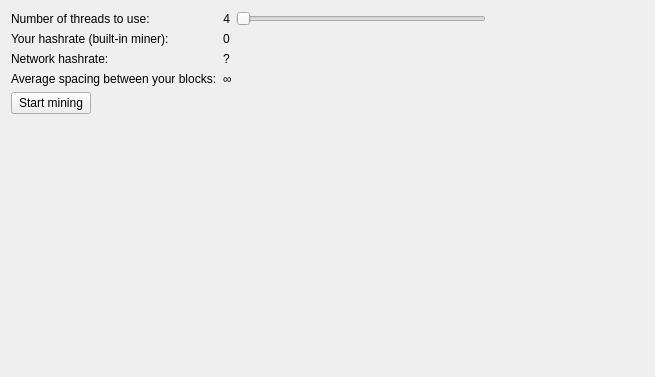
duality-solutions/Dynamic, file src/qt/forms/miningpage.ui: the form before one commit.
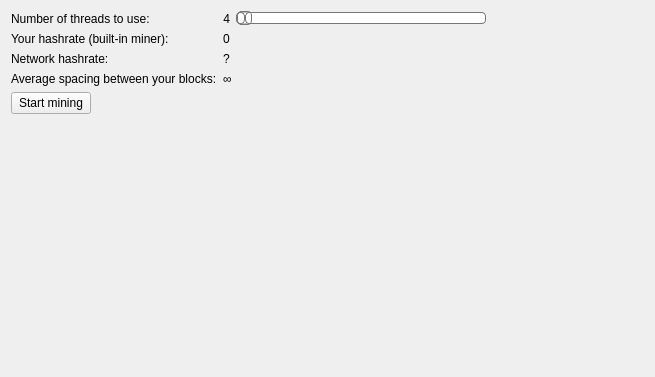
The form after the commit.

Commit message: Add sexy sliders

The edit to the form file:
```diff
--- a/src/qt/forms/miningpage.ui
+++ b/src/qt/forms/miningpage.ui
@@ -38,6 +38,64 @@
              <height>0</height>
             </size>
            </property>
+           <property name="styleSheet">
+            <string notr="true">QSlider::groove:horizontal {
+border: 1px solid #bbb;
+background: white;
+height: 10px;
+border-radius: 4px;
+}
+
+QSlider::sub-page:horizontal {
+background: qlineargradient(x1: 0, y1: 0,    x2: 0, y2: 1,
+    stop: 0 #66e, stop: 1 #bbf);
+background: qlineargradient(x1: 0, y1: 0.2, x2: 1, y2: 1,
+    stop: 0 #bbf, stop: 1 #520072);
+border: 1px solid #777;
+height: 10px;
+border-radius: 4px;
+}
+
+QSlider::add-page:horizontal {
+background: #fff;
+border: 1px solid #777;
+height: 10px;
+border-radius: 4px;
+}
+
+QSlider::handle:horizontal {
+background: qlineargradient(x1:0, y1:0, x2:1, y2:1,
+    stop:0 #eee, stop:1 #520072);
+border: 1px solid #777;
+width: 13px;
+margin-top: -2px;
+margin-bottom: -2px;
+border-radius: 4px;
+}
+
+QSlider::handle:horizontal:hover {
+background: qlineargradient(x1:0, y1:0, x2:1, y2:1,
+    stop:0 #fff, stop:1 #ddd);
+border: 1px solid #444;
+border-radius: 4px;
+}
+
+QSlider::sub-page:horizontal:disabled {
+background: #bbb;
+border-color: #999;
+}
+
+QSlider::add-page:horizontal:disabled {
+background: #eee;
+border-color: #999;
+}
+
+QSlider::handle:horizontal:disabled {
+background: #eee;
+border: 1px solid #aaa;
+border-radius: 4px;
+}</string>
+           </property>
            <property name="orientation">
             <enum>Qt::Horizontal</enum>
            </property>
```
The commit also changes 2 other files.
